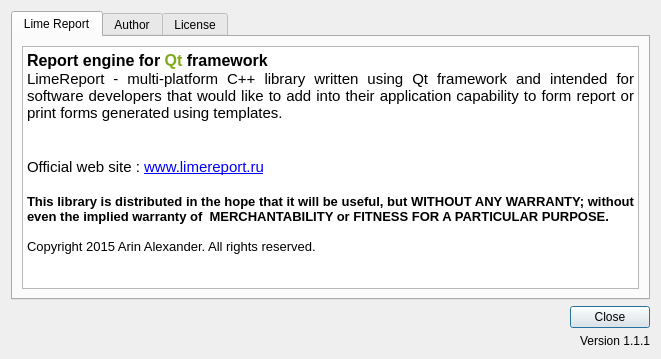
The window that limereport/lraboutdialog.ui (fralx/LimeReport) describes before a commit, drawn with Qt 5.
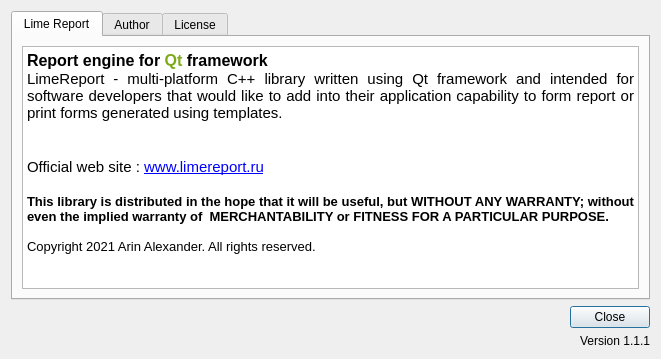
The same window after the commit. Icons and pictures are not drawn.

Commit message: Update copyright year

```diff
--- a/limereport/lraboutdialog.ui
+++ b/limereport/lraboutdialog.ui
@@ -42,7 +42,7 @@
 &lt;p align=&quot;justify&quot; style=&quot;-qt-paragraph-type:empty; margin-top:0px; margin-bottom:0px; margin-left:0px; margin-right:0px; -qt-block-indent:0; text-indent:0px; font-size:11pt; text-decoration: underline; color:#0000ff;&quot;&gt;&lt;br /&gt;&lt;/p&gt;
 &lt;p align=&quot;justify&quot; style=&quot; margin-top:0px; margin-bottom:0px; margin-left:0px; margin-right:0px; -qt-block-indent:0; text-indent:0px;&quot;&gt;&lt;span style=&quot; font-size:10pt; font-weight:600;&quot;&gt;This library is distributed in the hope that it will be useful, but WITHOUT ANY WARRANTY; without even the implied warranty of  MERCHANTABILITY or FITNESS FOR A PARTICULAR PURPOSE.&lt;/span&gt;&lt;/p&gt;
 &lt;p align=&quot;justify&quot; style=&quot;-qt-paragraph-type:empty; margin-top:0px; margin-bottom:0px; margin-left:0px; margin-right:0px; -qt-block-indent:0; text-indent:0px; font-size:10pt; font-weight:600; color:#000000;&quot;&gt;&lt;br /&gt;&lt;/p&gt;
-&lt;p align=&quot;justify&quot; style=&quot; margin-top:0px; margin-bottom:0px; margin-left:0px; margin-right:0px; -qt-block-indent:0; text-indent:0px;&quot;&gt;&lt;span style=&quot; font-size:10pt;&quot;&gt;Copyright 2015 Arin Alexander. All rights reserved.&lt;/span&gt;&lt;/p&gt;&lt;/body&gt;&lt;/html&gt;</string>
+&lt;p align=&quot;justify&quot; style=&quot; margin-top:0px; margin-bottom:0px; margin-left:0px; margin-right:0px; -qt-block-indent:0; text-indent:0px;&quot;&gt;&lt;span style=&quot; font-size:10pt;&quot;&gt;Copyright 2021 Arin Alexander. All rights reserved.&lt;/span&gt;&lt;/p&gt;&lt;/body&gt;&lt;/html&gt;</string>
          </property>
         </widget>
        </item>
```
The commit also changes 169 other files.
